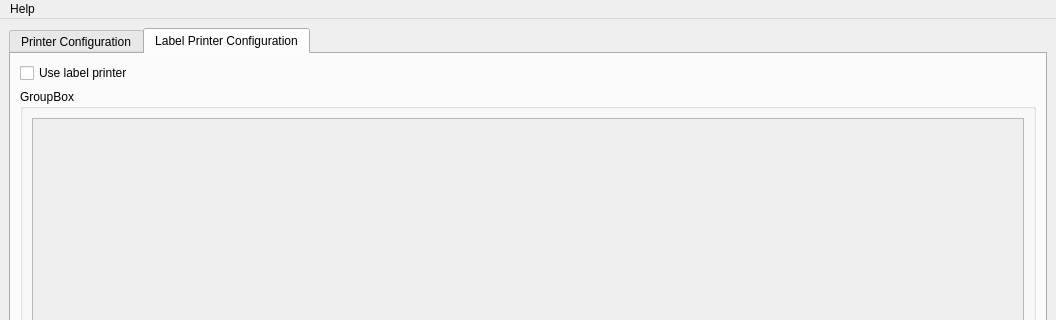
Before: the Qt Designer form mainwindow.ui in dieg0-a/posagentpro-src, drawn with Qt 5; both pictures show x 0 to 1056 and y 0 to 320 of the 1056 by 824 pixel window.
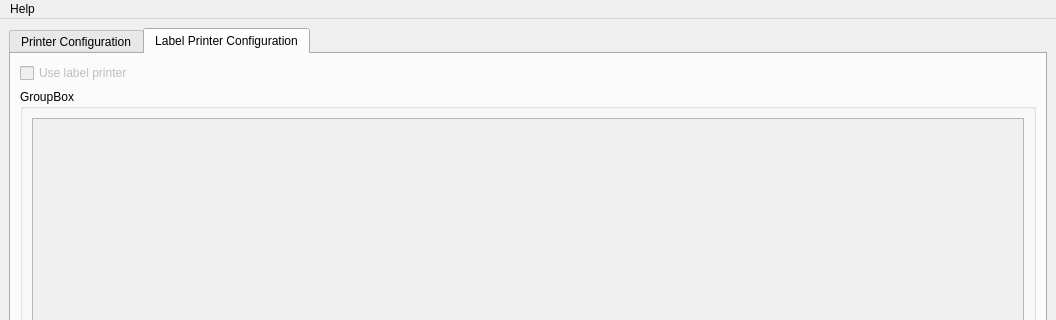
After: the same form once the commit is applied. The open tabs and pages were chosen to show the change. Icons and pictures are not drawn.

Patch:
```diff
--- a/mainwindow.ui
+++ b/mainwindow.ui
@@ -274,6 +274,9 @@
        <layout class="QVBoxLayout" name="verticalLayout_4">
         <item>
          <widget class="QCheckBox" name="use_label_printer">
+          <property name="enabled">
+           <bool>false</bool>
+          </property>
           <property name="text">
            <string>Use label printer</string>
           </property>
```
Left out of the diff: 8 changed lines with no effect on the pictures.
